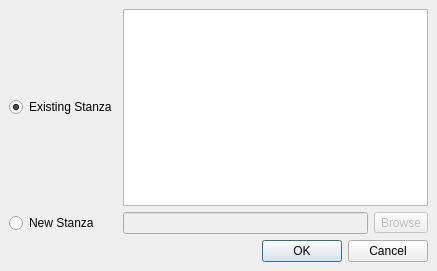
Old version of the form trunk/maestro/gui/plugins/views/stanza_editor/ChooseStanzaDialogBase.ui in the repository patrickhartling/maestro.
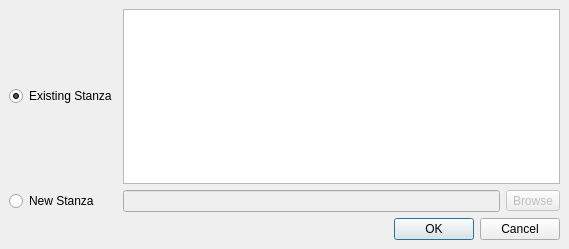
New version of the form.

Patch:
```diff
--- a/trunk/maestro/gui/plugins/views/stanza_editor/ChooseStanzaDialogBase.ui
+++ b/trunk/maestro/gui/plugins/views/stanza_editor/ChooseStanzaDialogBase.ui
@@ -5,8 +5,8 @@
    <rect>
     <x>0</x>
     <y>0</y>
-    <width>437</width>
-    <height>271</height>
+    <width>569</width>
+    <height>249</height>
    </rect>
   </property>
   <property name="windowTitle" >
@@ -19,8 +19,49 @@
    <property name="spacing" >
     <number>6</number>
    </property>
-   <item row="0" column="1" colspan="2" >
-    <widget class="QListWidget" name="mStanzaList" />
+   <item row="2" column="0" colspan="3" >
+    <layout class="QHBoxLayout" >
+     <property name="margin" >
+      <number>0</number>
+     </property>
+     <property name="spacing" >
+      <number>6</number>
+     </property>
+     <item>
+      <spacer>
+       <property name="orientation" >
+        <enum>Qt::Horizontal</enum>
+       </property>
+       <property name="sizeHint" >
+        <size>
+         <width>251</width>
+         <height>20</height>
+        </size>
+       </property>
+      </spacer>
+     </item>
+     <item>
+      <widget class="QPushButton" name="pushButton" >
+       <property name="text" >
+        <string>OK</string>
+       </property>
+      </widget>
+     </item>
+     <item>
+      <widget class="QPushButton" name="pushButton_2" >
+       <property name="text" >
+        <string>Cancel</string>
+       </property>
+      </widget>
+     </item>
+    </layout>
+   </item>
+   <item row="1" column="1" >
+    <widget class="QLineEdit" name="mNewStanzaEdit" >
+     <property name="enabled" >
+      <bool>false</bool>
+     </property>
+    </widget>
    </item>
    <item row="1" column="2" >
     <widget class="QToolButton" name="mBrowseBtn" >
@@ -32,12 +73,8 @@
      </property>
     </widget>
    </item>
-   <item row="1" column="1" >
-    <widget class="QLineEdit" name="mNewStanzaEdit" >
-     <property name="enabled" >
-      <bool>false</bool>
-     </property>
-    </widget>
+   <item row="0" column="1" colspan="2" >
+    <widget class="QListWidget" name="mStanzaList" />
    </item>
    <item row="1" column="0" >
     <widget class="QRadioButton" name="mNewStanzaRB" >
@@ -56,16 +93,6 @@
      </property>
     </widget>
    </item>
-   <item row="2" column="0" colspan="3" >
-    <widget class="QDialogButtonBox" name="mButtonBox" >
-     <property name="orientation" >
-      <enum>Qt::Horizontal</enum>
-     </property>
-     <property name="standardButtons" >
-      <set>QDialogButtonBox::Cancel|QDialogButtonBox::NoButton|QDialogButtonBox::Ok</set>
-     </property>
-    </widget>
-   </item>
   </layout>
  </widget>
  <tabstops>
```
Left out of the diff: 83 changed lines with no effect on the pictures.
